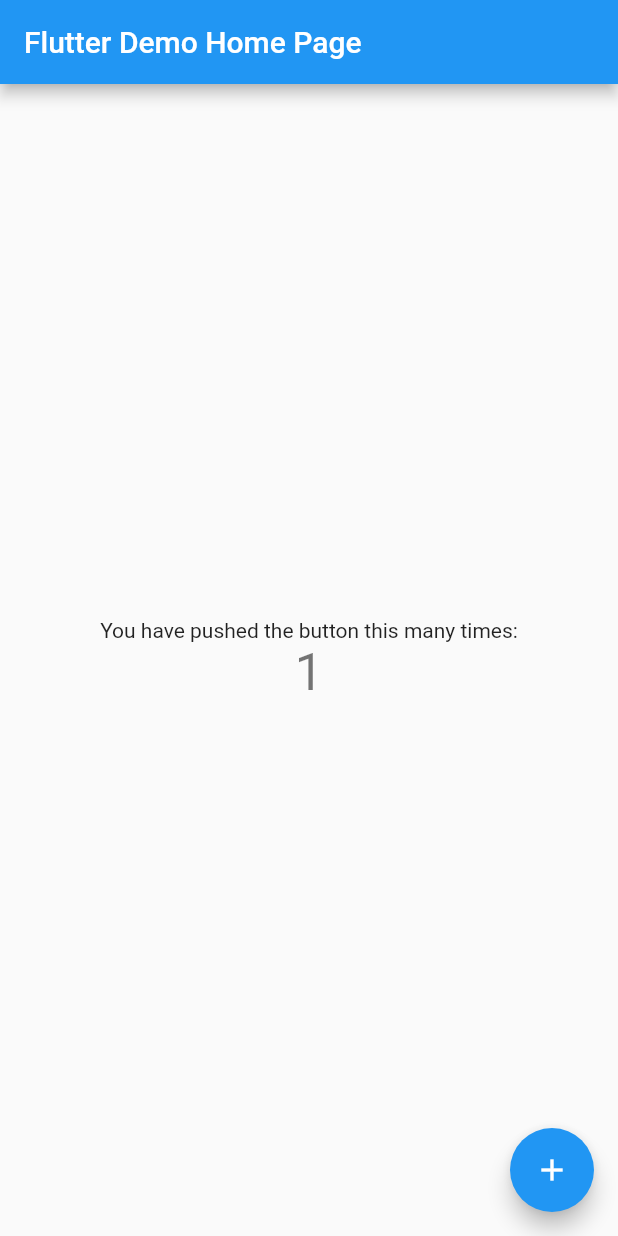
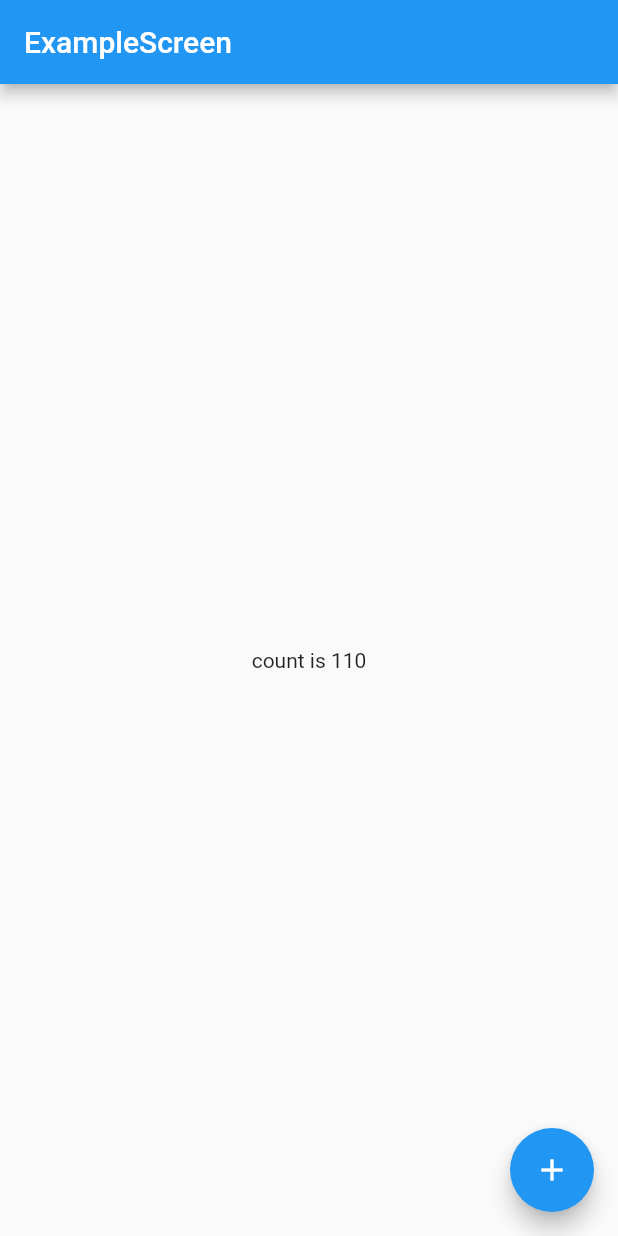
Before and after one commit to kazukidddd/riverpod_sample, a Flutter app: the screen it shows after launch, after a tap on the "add" icon, on a phone screen of 412 x 824 dp. Run offline on Flutter 3.47's test engine with Material 2 defaults, Android fonts, the phone set to English and light mode, and no system bars; our stand-ins replace flutter_riverpod.

Commit message:
riverpodの導入

```diff
--- a/lib/main.dart
+++ b/lib/main.dart
@@ -1,115 +1,65 @@
 import 'package:flutter/material.dart';
+import 'package:flutter_riverpod/flutter_riverpod.dart';
 
 void main() {
-  runApp(const MyApp());
+  runApp(
+    const ProviderScope(
+      child: MyApp(),
+    ),
+  );
 }
 
 class MyApp extends StatelessWidget {
   const MyApp({Key? key}) : super(key: key);
 
-  // This widget is the root of your application.
   @override
   Widget build(BuildContext context) {
     return MaterialApp(
       title: 'Flutter Demo',
       theme: ThemeData(
-        // This is the theme of your application.
-        //
-        // Try running your application with "flutter run". You'll see the
-        // application has a blue toolbar. Then, without quitting the app, try
-        // changing the primarySwatch below to Colors.green and then invoke
-        // "hot reload" (press "r" in the console where you ran "flutter run",
-        // or simply save your changes to "hot reload" in a Flutter IDE).
-        // Notice that the counter didn't reset back to zero; the application
-        // is not restarted.
         primarySwatch: Colors.blue,
       ),
-      home: const MyHomePage(title: 'Flutter Demo Home Page'),
+      home: const SampleWidget(),
     );
   }
 }
 
-class MyHomePage extends StatefulWidget {
-  const MyHomePage({Key? key, required this.title}) : super(key: key);
+final countProvider = StateProvider<SS>((ref) {
+  return SS(10);
+});
 
-  // This widget is the home page of your application. It is stateful, meaning
-  // that it has a State object (defined below) that contains fields that affect
-  // how it looks.
+class SS {
+  SS(
+    this.aa,
+  );
+  int aa = 10;
 
-  // This class is the configuration for the state. It holds the values (in this
-  // case the title) provided by the parent (in this case the App widget) and
-  // used by the build method of the State. Fields in a Widget subclass are
-  // always marked "final".
+  int bb = 0;
+}
 
-  final String title;
+class SampleWidget extends ConsumerWidget {
+  const SampleWidget({Key? key}) : super(key: key);
 
   @override
-  State<MyHomePage> createState() => _MyHomePageState();
-}
-
-class _MyHomePageState extends State<MyHomePage> {
-  int _counter = 0;
-
-  void _incrementCounter() {
-    setState(() {
-      // This call to setState tells the Flutter framework that something has
-      // changed in this State, which causes it to rerun the build method below
-      // so that the display can reflect the updated values. If we changed
-      // _counter without calling setState(), then the build method would not be
-      // called again, and so nothing would appear to happen.
-      _counter++;
-    });
-  }
-
-  @override
-  Widget build(BuildContext context) {
-    // This method is rerun every time setState is called, for instance as done
-    // by the _incrementCounter method above.
-    //
-    // The Flutter framework has been optimized to make rerunning build methods
-    // fast, so that you can just rebuild anything that needs updating rather
-    // than having to individually change instances of widgets.
+  Widget build(BuildContext context, WidgetRef ref) {
+    final count = ref.watch(countProvider);
+    StateController<SS> counter = ref.read(countProvider.state);
     return Scaffold(
-      appBar: AppBar(
-        // Here we take the value from the MyHomePage object that was created by
-        // the App.build method, and use it to set our appbar title.
-        title: Text(widget.title),
-      ),
+      appBar: AppBar(title: const Text('ExampleScreen')),
       body: Center(
-        // Center is a layout widget. It takes a single child and positions it
-        // in the middle of the parent.
-        child: Column(
-          // Column is also a layout widget. It takes a list of children and
-          // arranges them vertically. By default, it sizes itself to fit its
-          // children horizontally, and tries to be as tall as its parent.
-          //
-          // Invoke "debug painting" (press "p" in the console, choose the
-          // "Toggle Debug Paint" action from the Flutter Inspector in Android
-          // Studio, or the "Toggle Debug Paint" command in Visual Studio Code)
-          // to see the wireframe for each widget.
-          //
-          // Column has various properties to control how it sizes itself and
-          // how it positions its children. Here we use mainAxisAlignment to
-          // center the children vertically; the main axis here is the vertical
-          // axis because Columns are vertical (the cross axis would be
-          // horizontal).
-          mainAxisAlignment: MainAxisAlignment.center,
-          children: <Widget>[
-            const Text(
-              'You have pushed the button this many times:',
-            ),
-            Text(
-              '$_counter',
-              style: Theme.of(context).textTheme.headline4,
-            ),
-          ],
-        ),
+        child: Text('count is ${count.aa}'),
       ),
       floatingActionButton: FloatingActionButton(
-        onPressed: _incrementCounter,
-        tooltip: 'Increment',
+        onPressed: () {
+          counter.update((state) {
+            // state.aa += 100;
+            // return state; だとstateの変化を検知できなくてwidget更新されない
+            // ディープコピーしてあげる必要がある
+            return SS(state.aa += 100);
+          });
+        },
         child: const Icon(Icons.add),
-      ), // This trailing comma makes auto-formatting nicer for build methods.
+      ),
     );
   }
 }
--- a/pubspec.yaml
+++ b/pubspec.yaml
@@ -3,7 +3,7 @@ description: A new Flutter project.
 
 # The following line prevents the package from being accidentally published to
 # pub.dev using `flutter pub publish`. This is preferred for private packages.
-publish_to: 'none' # Remove this line if you wish to publish to pub.dev
+publish_to: "none" # Remove this line if you wish to publish to pub.dev
 
 # The following defines the version and build number for your application.
 # A version number is three numbers separated by dots, like 1.2.43
@@ -30,10 +30,10 @@ dependencies:
   flutter:
     sdk: flutter
 
-
   # The following adds the Cupertino Icons font to your application.
   # Use with the CupertinoIcons class for iOS style icons.
   cupertino_icons: ^1.0.2
+  flutter_riverpod: ^1.0.4
 
 dev_dependencies:
   flutter_test:
@@ -51,7 +51,6 @@ dev_dependencies:
 
 # The following section is specific to Flutter packages.
 flutter:
-
   # The following line ensures that the Material Icons font is
   # included with your application, so that you can use the icons in
   # the material Icons class.
```
Also changed, not shown: pubspec.lock.
